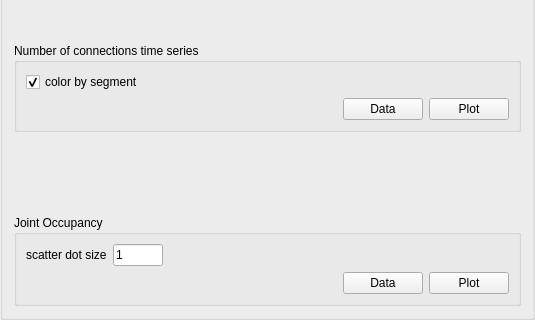
Before: the Qt Designer form ui/md_statistics.ui in maltesie/bridge2, drawn with Qt 5; both pictures show x 0 to 535 and y 200 to 520 of the 535 by 520 pixel window.
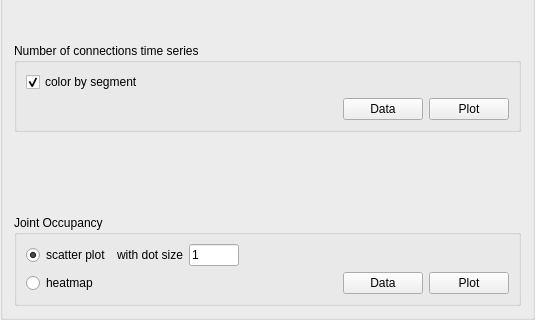
After: the same form once the commit is applied.

Commit message: added heatmap plot

What changed in the file:
```diff
--- a/ui/md_statistics.ui
+++ b/ui/md_statistics.ui
@@ -382,10 +382,20 @@
      <layout class="QVBoxLayout" name="verticalLayout_4">
       <item>
        <layout class="QHBoxLayout" name="horizontalLayout_10">
+        <item>
+         <widget class="QRadioButton" name="radioButton_scatter">
+          <property name="text">
+           <string>scatter plot</string>
+          </property>
+          <property name="checked">
+           <bool>true</bool>
+          </property>
+         </widget>
+        </item>
         <item>
          <widget class="QLabel" name="label_3">
           <property name="text">
-           <string>scatter dot size</string>
+           <string>with dot size</string>
           </property>
          </widget>
         </item>
@@ -422,6 +432,13 @@
       </item>
       <item>
        <layout class="QHBoxLayout" name="horizontalLayout_3">
+        <item>
+         <widget class="QRadioButton" name="radioButton_heatmap">
+          <property name="text">
+           <string>heatmap</string>
+          </property>
+         </widget>
+        </item>
         <item>
          <spacer name="horizontalSpacer_4">
           <property name="orientation">
```
The commit also changes 6 other files.
